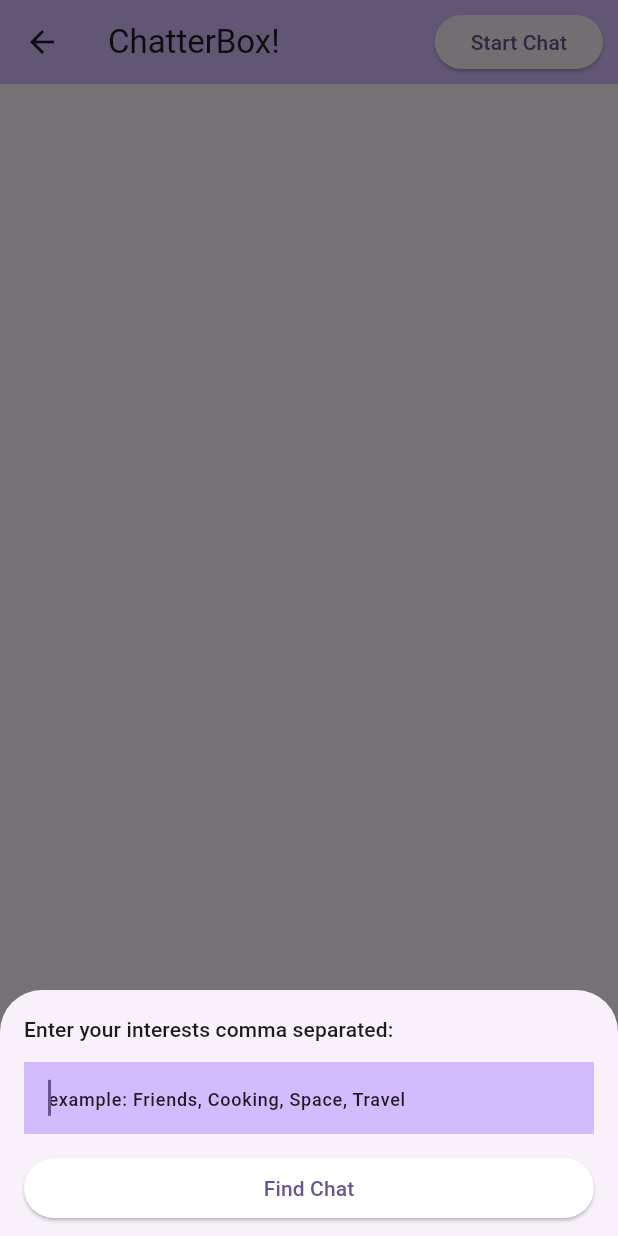
After one commit to joshuadlima/ChatterBox, a Flutter app: the ChatPage screen opened directly, after a tap on "Start Chat", on a phone screen of 412 x 824 dp. The commit adds this screen. Run offline on Flutter 3.47's test engine with Material 3 defaults, Android fonts, the phone set to English and light mode, and no system bars; our stand-ins replace flutter_riverpod.

Commit message:
added 1-1 chat mvp

```diff
--- /dev/null
+++ b/task_master/lib/features/chat/chatpage.dart
@@ -0,0 +1,250 @@
+import 'package:chatterbox/features/chat/providers/chatSessionProvider.dart';
+import 'package:flutter/material.dart';
+import 'package:flutter_riverpod/flutter_riverpod.dart';
+import 'models/chatMessageModel.dart';
+
+class ChatPage extends ConsumerWidget {
+  final String title;
+  final TextEditingController _messageController = TextEditingController();
+  final ScrollController _scrollController = ScrollController();
+
+  ChatPage({super.key, this.title = 'ChatterBox!'});
+
+  void _sendMessage(BuildContext context, WidgetRef ref) {
+    final messageText = _messageController.text.trim();
+    if (messageText.isNotEmpty) {
+      print('Sending message: $messageText');
+
+      ref.read(chatSessionProvider.notifier).addMessage(messageText, true);
+      _buildMessage(context, messageText, true);
+    }
+
+    _messageController.clear();
+  }
+
+  @override
+  Widget build(BuildContext context, WidgetRef ref) {
+
+    final List<ChatMessage> messages = ref.watch(
+      chatSessionProvider.select((state) => state.messages),
+    );
+
+    final bool isActive = ref.watch(
+      chatSessionProvider.select((state) => state.isActive),
+    );
+
+    return Scaffold(
+      appBar: AppBar(
+        backgroundColor: Theme.of(context).colorScheme.inversePrimary,
+        title: Text('ChatterBox!'),
+        actions: [
+          Padding(
+            padding: const EdgeInsets.all(10.0),
+            child:
+            isActive
+                ? ElevatedButton(
+              onPressed:
+                  () => {
+                ref.read(chatSessionProvider.notifier).endChat(),
+              },
+              child: Text('End Chat'),
+            )
+                : ElevatedButton(
+              onPressed:
+                  () => {
+                _showInterestsBottomSheet(context, ref),
+              },
+              child: Text('Start Chat'),
+            ),
+          ),
+        ],
+      ),
+      body: Column(
+        children: <Widget>[
+          Expanded(
+            child: ListView.builder(
+              controller: _scrollController,
+              // to scroll to new messages
+              reverse: false,
+              // for bottom up
+              padding: const EdgeInsets.all(8.0),
+              itemCount: messages.length,
+              itemBuilder: (BuildContext context, int index) {
+                final ChatMessage message = messages[index];
+                return _buildMessage(context, message.text, message.isMe);
+              },
+            ),
+          ),
+          _buildMessageInputBar(context, ref),
+        ],
+      ),
+    );
+  }
+
+  Widget _buildMessageInputBar(BuildContext context, WidgetRef ref) {
+    final bool isActive = ref.watch(
+      chatSessionProvider.select((state) => state.isActive),
+    );
+
+    return Container(
+      padding: EdgeInsets.symmetric(horizontal: 8.0, vertical: 8.0),
+      margin: EdgeInsets.fromLTRB(8, 8, 8, 20),
+      decoration: BoxDecoration(
+        color: Theme.of(context).cardColor, // Or another suitable color
+        boxShadow: [BoxShadow(blurRadius: 5.0, color: Colors.black12)],
+        borderRadius: BorderRadius.circular(16.0),
+      ),
+      child: Row(
+        children: <Widget>[
+          Expanded(
+            child: TextField(
+              controller: _messageController,
+              readOnly: !isActive,
+              decoration: InputDecoration(
+                hintText: isActive ? 'Type a message...' : 'Start the chat to begin!',
+
+                filled: true,
+                fillColor: Theme.of(context).scaffoldBackgroundColor,
+                contentPadding: EdgeInsets.symmetric(
+                  horizontal: 8.0,
+                  vertical: 8.0,
+                ),
+
+                // remove border (bottom line)
+                border: InputBorder.none,
+              ),
+
+              // Send on keyboard submit action
+              onSubmitted: (_) => _sendMessage(context, ref),
+              textInputAction: TextInputAction.send,
+
+              // Allow multi-line input
+              minLines: 1,
+              maxLines: 4,
+            ),
+          ),
+
+          IconButton(
+            icon: Icon(Icons.send),
+            onPressed: isActive ? () => _sendMessage(context, ref) : null,
+            disabledColor: Theme.of(context).colorScheme.surfaceDim,
+            color: isActive ? Theme.of(context).colorScheme.primary : Theme.of(context).colorScheme.surfaceDim,
+          ),
+        ],
+      ),
+    );
+  }
+
+  Widget _buildMessage(BuildContext context, String message, bool isMe) {
+    return Align(
+      alignment: isMe ? Alignment.centerRight : Alignment.centerLeft,
+      child: ConstrainedBox(
+        constraints: BoxConstraints(
+          maxWidth:
+              MediaQuery.of(context).size.width * 0.9, // Set the maximum width
+          // You can also add minWidth if needed, e.g., minWidth: 50.0,
+        ),
+        child: Container(
+          margin: EdgeInsets.symmetric(vertical: 4.0, horizontal: 8.0),
+          padding: EdgeInsets.symmetric(vertical: 10.0, horizontal: 14.0),
+          decoration: BoxDecoration(
+            color:
+                isMe
+                    ? Theme.of(context).colorScheme.primary
+                    : Theme.of(context).colorScheme.surfaceContainerHighest,
+            borderRadius: BorderRadius.circular(16.0),
+          ),
+          child: Text(
+            message,
+            style: TextStyle(
+              color:
+                  isMe
+                      ? Theme.of(context).colorScheme.onPrimary
+                      : Theme.of(context).colorScheme.onSurfaceVariant,
+            ),
+          ),
+        ),
+      ),
+    );
+  }
+}
+
+void _showInterestsBottomSheet(BuildContext context, WidgetRef ref) {
+  final TextEditingController interestsController = TextEditingController();
+
+  showModalBottomSheet(
+    context: context,
+    isScrollControlled: true,
+    builder: (BuildContext bottomSheetContext) {
+      return Padding(
+        padding: EdgeInsets.only(
+          bottom: MediaQuery.of(bottomSheetContext).viewInsets.bottom, // Adjust for keyboard
+          left: 16,
+          right: 16,
+          top: 16,
+        ),
+        child: Column(
+          mainAxisSize: MainAxisSize.min, // So bottom sheet only takes needed height
+          crossAxisAlignment: CrossAxisAlignment.stretch,
+          children: <Widget>[
+            Text(
+              'Enter your interests comma separated: ',
+              style: Theme.of(context).textTheme.labelLarge,
+            ),
+            SizedBox(height: 12),
+            TextField(
+              controller: interestsController,
+              autofocus: true,
+              decoration: InputDecoration(
+                hintText: 'example: Friends, Cooking, Space, Travel',
+                border: InputBorder.none,
+                filled: true,
+                fillColor: Theme.of(context).colorScheme.inversePrimary,
+                hintStyle: Theme.of(context).textTheme.labelMedium,
+              ),
+              onSubmitted: (_) {
+                // Allow submitting with keyboard action
+                _submitInterests(context, ref, interestsController.text);
+              },
+            ),
+            SizedBox(height: 12),
+            ElevatedButton(
+
+              style: ElevatedButton.styleFrom(
+                backgroundColor: Theme.of(context).colorScheme.onTertiary,
+              ),
+              child: Text('Find Chat'),
+              onPressed: () {
+                _submitInterests(context, ref, interestsController.text);
+              },
+            ),
+            SizedBox(height: 8), // Some padding at the bottom
+          ],
+        ),
+      );
+    },
+  ).whenComplete(() {
+    // interestsController.dispose(); // Dispose the controller when sheet is closed
+  });
+}
+
+void _submitInterests(BuildContext context, WidgetRef ref, String interestsText) {
+  final interests = interestsText.split(',') // Split by comma
+      .map((e) => e.trim())                  // Trim whitespace
+      .where((e) => e.isNotEmpty)            // Remove empty strings
+      .map((e) => e.toLowerCase())           // Convert to lowercase
+      .toList();
+
+  print(interests);
+
+  if (interests.isNotEmpty) {
+    // Call your provider method
+    ref.read(chatSessionProvider.notifier).startChat(interests);
+    Navigator.pop(context); // Close the bottom sheet
+  } else {
+    // Optional: Show a small error/warning if no interests are entered
+    ScaffoldMessenger.of(context).showSnackBar(
+      SnackBar(content: Text('Please enter at least one interest.')),
+    );
+  }
+}
--- /dev/null
+++ b/task_master/lib/features/chat/models/chatMessageModel.dart
@@ -0,0 +1,13 @@
+class ChatMessage {
+  final String id;
+  final String text;
+  final bool isMe;
+  final DateTime timestamp;
+
+  ChatMessage({
+    required this.id,
+    required this.text,
+    required this.isMe,
+    required this.timestamp,
+  });
+}
--- /dev/null
+++ b/task_master/lib/features/chat/models/chatSessionModel.dart
@@ -0,0 +1,27 @@
+import 'chatMessageModel.dart';
+
+class ChatSessionModel {
+  final List<ChatMessage> messages;
+  final bool isActive;
+  final List<String>? interests;
+
+  // Constructor with default values
+  const ChatSessionModel({
+    this.messages = const [],
+    this.isActive = false,
+    this.interests = const [],
+  });
+
+  // copyWith to add immutable copies of  a state
+  ChatSessionModel copyWith({
+    List<ChatMessage>? messages,
+    bool? isActive,
+    List<String>? interests,
+  }) {
+    return ChatSessionModel(
+      messages: messages ?? this.messages,
+      isActive: isActive ?? this.isActive,
+      interests: interests ?? this.interests,
+    );
+  }
+}
--- /dev/null
+++ b/task_master/lib/features/chat/providers/chatSessionProvider.dart
@@ -0,0 +1,41 @@
+import 'package:flutter_riverpod/flutter_riverpod.dart';
+import '../models/chatMessageModel.dart';
+import '../models/chatSessionModel.dart';
+
+class ChatSessionNotifier extends StateNotifier<ChatSessionModel> {
+  ChatSessionNotifier({List<String>? interests}) : super(ChatSessionModel(messages: [], isActive: false, interests: interests));
+
+  void addMessage(String text, bool isMe) {
+    final newMessage = ChatMessage(
+      id: DateTime.now().millisecondsSinceEpoch.toString(),
+      text: text,
+      isMe: isMe,
+      timestamp: DateTime.now(),
+    );
+
+    state = state.copyWith(messages: [...state.messages, newMessage]);
+
+    // Temporary: Simulate a reply
+    if (isMe && text == "pls reply") {
+      Future.delayed(Duration(milliseconds: 500), () {
+        if (mounted) { // Check if the notifier is still active
+          addMessage("what bro?", false);
+        }
+      });
+    }
+  }
+
+  void endChat() {
+    state = state.copyWith(isActive: false, messages: [], interests: null);
+  }
+
+  void startChat(List<String>? interests) {
+    state = state.copyWith(isActive: true, messages: [], interests: interests);
+  }
+}
+
+// declare the builder
+final chatSessionProvider = StateNotifierProvider.autoDispose<ChatSessionNotifier, ChatSessionModel>((ref) {
+  print("RIVERPOD - Creating ChatSessionNotifier instance now!");
+  return ChatSessionNotifier(interests: null);
+});
```
Also changed, not shown: task_master/lib/features/home/homepage.dart (+19 -22 lines).
